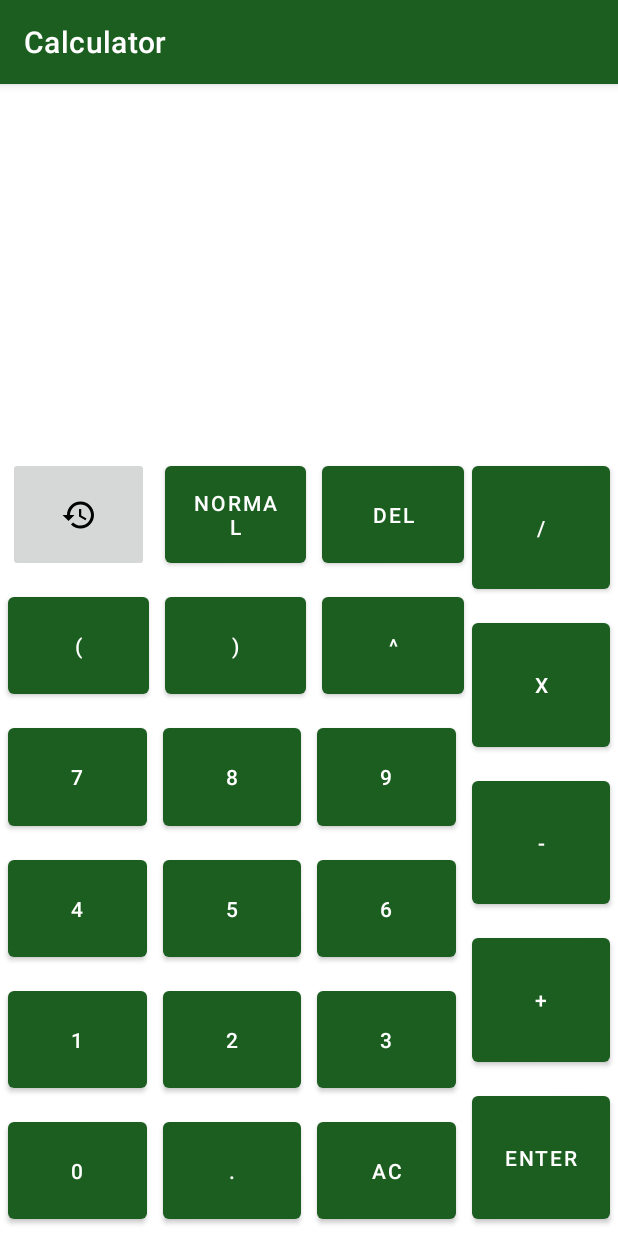
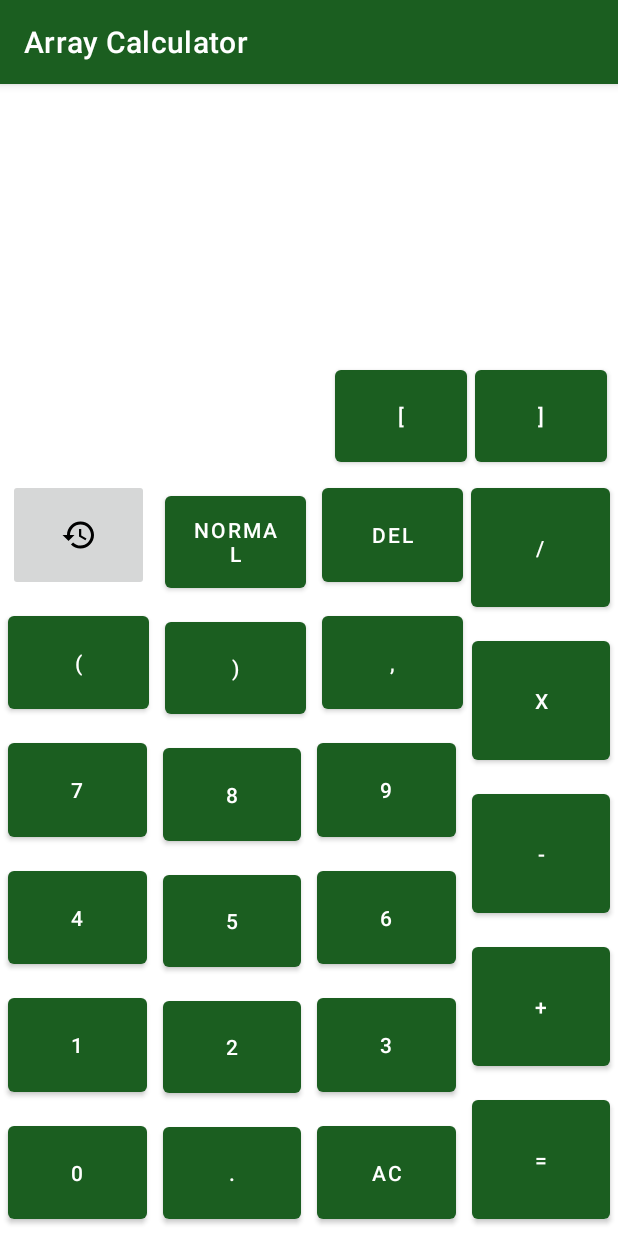
Before and after one commit to ArnavBharti/calculator, an Android app: the Matrix screen opened directly, with no data from a screen before it, on a phone screen of 412 x 824 dp. Run offline under Robolectric (Android 15) with nearby library versions, the phone set to English and light mode, and no system bars.

Commit message:
12/29 evening

```diff
--- a/app/src/main/AndroidManifest.xml
+++ b/app/src/main/AndroidManifest.xml
@@ -3,7 +3,6 @@
     xmlns:tools="http://schemas.android.com/tools">
 
     <application
-        android:name="com.example.calculator.HistoryApplication"
         android:allowBackup="true"
         android:dataExtractionRules="@xml/data_extraction_rules"
         android:fullBackupContent="@xml/backup_rules"
--- a/app/src/main/java/com/example/calculator/array/Matrix.kt
+++ b/app/src/main/java/com/example/calculator/array/Matrix.kt
@@ -8,13 +8,23 @@ import android.widget.ImageButton
 import com.example.calculator.history.History
 import com.example.calculator.standard_calculator.MainActivity
 import com.example.calculator.R
+import com.example.calculator.databinding.ActivityHistoryBinding
+import com.example.calculator.databinding.ActivityMatrixBinding
+import com.example.calculator.standard_calculator.Calculate
 
 class Matrix : AppCompatActivity() {
+    lateinit var binding: ActivityMatrixBinding
     override fun onCreate(savedInstanceState: Bundle?) {
         super.onCreate(savedInstanceState)
-        setContentView(R.layout.activity_matrix)
+        binding = ActivityMatrixBinding.inflate(layoutInflater)
 
-        val buttonClick = findViewById<Button>(R.id.buttonMatrix2)
+
+        setContentView(binding.root)
+
+        title = "Array Calculator"
+
+
+        val buttonClick = findViewById<Button>(R.id.buttonNormal)
         buttonClick.setOnClickListener {
             val intent = Intent(this, MainActivity::class.java)
             startActivity(intent)
@@ -24,5 +34,77 @@ class Matrix : AppCompatActivity() {
             val intent = Intent(this, History::class.java)
             startActivity(intent)
         }
+
+        binding.buttonDel2.setOnClickListener {
+            binding.mainView2.text = "${binding.mainView2.text}".dropLast(1)
+        }
+        binding.buttonOne2.setOnClickListener { binding.mainView2.text = "${binding.mainView2.text}1" }
+        binding.buttonTwo2.setOnClickListener { binding.mainView2.text = "${binding.mainView2.text}2" }
+        binding.buttonThree2.setOnClickListener {
+            binding.mainView2.text = "${binding.mainView2.text}3"
+        }
+        binding.buttonFour2.setOnClickListener {
+            binding.mainView2.text = "${binding.mainView2.text}4"
+        }
+        binding.buttonFive2.setOnClickListener {
+            binding.mainView2.text = "${binding.mainView2.text}5"
+        }
+        binding.buttonSix2.setOnClickListener { binding.mainView2.text = "${binding.mainView2.text}6" }
+        binding.buttonSeven2.setOnClickListener {
+            binding.mainView2.text = "${binding.mainView2.text}7"
+        }
+        binding.buttonEight2.setOnClickListener {
+            binding.mainView2.text = "${binding.mainView2.text}8"
+        }
+        binding.buttonNine2.setOnClickListener {
+            binding.mainView2.text = "${binding.mainView2.text}9"
+        }
+        binding.buttonZero2.setOnClickListener {
+            binding.mainView2.text = "${binding.mainView2.text}0"
+        }
+        binding.buttonAddition2.setOnClickListener {
+            binding.mainView2.text = "${binding.mainView2.text}+"
+        }
+        binding.buttonSubtraction2.setOnClickListener {
+            binding.mainView2.text = "${binding.mainView2.text}-"
+        }
+        binding.buttonMultiplication2.setOnClickListener {
+            binding.mainView2.text = "${binding.mainView2.text}*"
+        }
+        binding.buttonDivision2.setOnClickListener {
+            binding.mainView2.text = "${binding.mainView2.text}/"
+        }
+        binding.buttonPower2.setOnClickListener {
+            binding.mainView2.text = "${binding.mainView2.text},"
+        }
+        binding.buttonEqualsSign2.setOnClickListener {
+            binding.outputBox2.text = ArrayCalculation().calculate(binding.mainView2.text.toString())
+        }
+        binding.buttonOpenParenthesis2.setOnClickListener {
+            binding.mainView2.text = "${binding.mainView2.text}("
+        }
+        binding.buttonCloseParenthesis2.setOnClickListener {
+            binding.mainView2.text = "${binding.mainView2.text})"
+        }
+        binding.buttonDecimal2.setOnClickListener {
+            binding.mainView2.text = "${binding.mainView2.text}."
+        }
+        binding.buttonAllClear2.setOnClickListener {
+            binding.mainView2.text = ""; binding.outputBox2.text = ""
+        }
+        binding.buttonHistory2.setOnClickListener {
+            val intent = Intent(this, History::class.java)
+            startActivity(intent)
+        }
+        binding.buttonNormal.setOnClickListener {
+            val intent = Intent(this, Matrix::class.java)
+            startActivity(intent)
+        }
+
+        binding.buttonSquareOpen.setOnClickListener { binding.mainView2.text = "${binding.mainView2.text}[" }
+        binding.buttonSquareClosed.setOnClickListener { binding.mainView2.text = "${binding.mainView2.text}]" }
+
+
+
     }
 }
--- a/app/src/main/java/com/example/calculator/history/SqlHelper.kt
+++ b/app/src/main/java/com/example/calculator/history/SqlHelper.kt
@@ -18,7 +18,7 @@ class SqlHelper(context:Context): SQLiteOpenHelper(context, DATABASE_NAME, null,
     }
 
     override fun onCreate(p0: SQLiteDatabase?) {
-        val createTblHistory = ("CREATE TABLE " + TBL_HISTORY + "(" + ID + "INTEGER PRIMARY KEY, " + EXPRESSION + "TEXT," + OUTPUT + "TEXT)")
+        val createTblHistory = ("CREATE TABLE $TBL_HISTORY($ID INTEGER PRIMARY KEY, $EXPRESSION TEXT, $OUTPUT TEXT)")
         p0?.execSQL(createTblHistory)
     }
 
--- a/app/src/main/java/com/example/calculator/standard_calculator/MainActivity.kt
+++ b/app/src/main/java/com/example/calculator/standard_calculator/MainActivity.kt
@@ -13,12 +13,13 @@ import com.example.calculator.history.History
 class MainActivity : AppCompatActivity() {
     @SuppressLint("SetTextI18n")
     lateinit var binding: ActivityMainBinding
-    lateinit var holder: ActivityHistoryBinding
+    lateinit var holder:
+            ActivityHistoryBinding
     override fun onCreate(savedInstanceState: Bundle?) {
         super.onCreate(savedInstanceState)
         binding = ActivityMainBinding.inflate(layoutInflater)
         setContentView(binding.root)
-        title = "Calculator by Arnav Bharti"
+        title = "Standard Calculator"
         binding.buttonDel.setOnClickListener {
             binding.mainView.text = "${binding.mainView.text}".dropLast(1)
         }
--- a/app/src/main/res/layout/activity_main.xml
+++ b/app/src/main/res/layout/activity_main.xml
@@ -334,7 +334,7 @@
         android:layout_marginTop="5dp"
         android:layout_marginEnd="5dp"
         android:layout_marginBottom="5dp"
-        android:text="@string/matrix"
+        android:text="ARRAY"
         app:layout_constraintBottom_toTopOf="@+id/buttonCloseParenthesis"
         app:layout_constraintEnd_toStartOf="@+id/buttonDel"
         app:layout_constraintStart_toEndOf="@+id/buttonHistory"
--- a/app/src/main/res/layout/activity_matrix.xml
+++ b/app/src/main/res/layout/activity_matrix.xml
@@ -31,7 +31,7 @@
         android:text="@string/del"
         app:layout_constraintBottom_toTopOf="@+id/buttonPower2"
         app:layout_constraintEnd_toStartOf="@+id/buttonDivision2"
-        app:layout_constraintStart_toEndOf="@+id/buttonMatrix2"
+        app:layout_constraintStart_toEndOf="@+id/buttonNormal"
         app:layout_constraintTop_toBottomOf="@+id/outputBox2" />
 
     <Button
@@ -63,7 +63,7 @@
         app:layout_constraintTop_toBottomOf="@+id/buttonNine2" />
 
     <Button
-        android:id="@+id/buttonMatrix2"
+        android:id="@+id/buttonNormal"
         android:layout_width="0dp"
         android:layout_height="0dp"
         android:layout_marginStart="5dp"
@@ -157,16 +157,21 @@
         android:contentDescription="@string/history"
         android:src="@drawable/ic_baseline_history_24"
         app:layout_constraintBottom_toTopOf="@+id/buttonOpenParenthesis2"
-        app:layout_constraintEnd_toStartOf="@+id/buttonMatrix2"
+        app:layout_constraintEnd_toStartOf="@+id/buttonNormal"
         app:layout_constraintStart_toStartOf="parent"
         app:layout_constraintTop_toBottomOf="@+id/outputBox2" />
 
     <TextView
         android:id="@+id/outputBox2"
         android:layout_width="0dp"
-        android:layout_height="wrap_content"
+        android:layout_height="0dp"
+        android:layout_marginStart="5dp"
+        android:layout_marginTop="5dp"
+        android:layout_marginEnd="5dp"
+        android:layout_marginBottom="5dp"
         android:textSize="25sp"
-        app:layout_constraintEnd_toEndOf="parent"
+        app:layout_constraintBottom_toTopOf="@+id/buttonNormal"
+        app:layout_constraintEnd_toStartOf="@+id/buttonSquareOpen"
         app:layout_constraintStart_toStartOf="parent"
         app:layout_constraintTop_toBottomOf="@+id/mainView2"
         tools:text="Answer" />
@@ -179,7 +184,7 @@
         android:layout_marginTop="5dp"
         android:layout_marginEnd="5dp"
         android:layout_marginBottom="5dp"
-        android:text="@string/enter"
+        android:text="@string/_equalsToSign"
         app:layout_constraintBottom_toBottomOf="parent"
         app:layout_constraintEnd_toEndOf="parent"
         app:layout_constraintStart_toEndOf="@+id/buttonAllClear2"
@@ -211,7 +216,7 @@
         app:layout_constraintBottom_toTopOf="@+id/buttonEight2"
         app:layout_constraintEnd_toStartOf="@+id/buttonPower2"
         app:layout_constraintStart_toEndOf="@+id/buttonOpenParenthesis2"
-        app:layout_constraintTop_toBottomOf="@+id/buttonMatrix2" />
+        app:layout_constraintTop_toBottomOf="@+id/buttonNormal" />
 
     <Button
         android:id="@+id/buttonOpenParenthesis2"
@@ -259,6 +264,9 @@
         android:id="@+id/mainView2"
         android:layout_width="0dp"
         android:layout_height="174dp"
+        android:layout_marginStart="5dp"
+        android:layout_marginTop="5dp"
+        android:layout_marginEnd="5dp"
         android:textAlignment="textStart"
         android:textSize="30sp"
         app:autoSizeMinTextSize="26sp"
@@ -347,20 +355,39 @@
         android:layout_marginTop="5dp"
         android:layout_marginEnd="5dp"
         android:layout_marginBottom="5dp"
-        android:text="@string/_powerSign"
+        android:text=","
         app:layout_constraintBottom_toTopOf="@+id/buttonNine2"
         app:layout_constraintEnd_toStartOf="@+id/buttonMultiplication2"
         app:layout_constraintStart_toEndOf="@+id/buttonCloseParenthesis2"
         app:layout_constraintTop_toBottomOf="@+id/buttonDel2" />
 
-    <TextView
-        android:id="@+id/commandText"
-        android:layout_width="0dp"
-        android:layout_height="wrap_content"
-        android:textSize="25sp"
-        app:layout_constraintBottom_toTopOf="@+id/mainView2"
+    <Button
+        android:id="@+id/buttonSquareClosed"
+        android:layout_width="wrap_content"
+        android:layout_height="0dp"
+        android:layout_marginStart="5dp"
+        android:layout_marginTop="5dp"
+        android:layout_marginEnd="5dp"
+        android:layout_marginBottom="5dp"
+        android:text="]"
+        app:layout_constraintBottom_toTopOf="@+id/buttonDivision2"
         app:layout_constraintEnd_toEndOf="parent"
-        app:layout_constraintStart_toStartOf="parent"
-        app:layout_constraintTop_toTopOf="parent"
-        tools:text="command" />
+        app:layout_constraintStart_toEndOf="@+id/buttonDel2"
+        app:layout_constraintTop_toBottomOf="@+id/mainView2"
+        app:layout_constraintVertical_bias="0.263" />
+
+    <Button
+        android:id="@+id/buttonSquareOpen"
+        android:layout_width="wrap_content"
+        android:layout_height="0dp"
+        android:layout_marginStart="5dp"
+        android:layout_marginTop="5dp"
+        android:layout_marginEnd="5dp"
+        android:layout_marginBottom="5dp"
+        android:text="["
+        app:layout_constraintBottom_toTopOf="@+id/buttonDel2"
+        app:layout_constraintEnd_toStartOf="@+id/buttonSquareClosed"
+        app:layout_constraintStart_toEndOf="@+id/outputBox2"
+        app:layout_constraintTop_toBottomOf="@+id/mainView2" />
+
 </androidx.constraintlayout.widget.ConstraintLayout>
--- a/app/src/main/res/layout/list_item.xml
+++ /dev/null
@@ -1,5 +0,0 @@
-<?xml version="1.0" encoding="utf-8"?>
-<TextView xmlns:android="http://schemas.android.com/apk/res/android"
-    android:id="@+id/item_title"
-    android:layout_width="wrap_content"
-    android:layout_height="wrap_content" />
```
Also changed, not shown: app/src/main/java/com/example/calculator/HistoryApplication.kt (deleted, +0 -8 lines), app/src/main/java/com/example/calculator/array/ArrayCalculation.kt (+56 -11 lines), app/src/main/java/com/example/calculator/history/History.kt (+56 -3 lines), app/src/main/java/com/example/calculator/history/HistoryAdapter.kt (+31 -43 lines), app/src/main/java/com/example/calculator/history/history_database/AppDatabase.kt (deleted, +0 -32 lines), app/src/main/java/com/example/calculator/history/history_database/data/HistoryDao.kt (deleted, +0 -10 lines), app/src/main/java/com/example/calculator/history/history_database/data/HistoryData.kt (deleted, +0 -13 lines), app/src/main/java/com/example/calculator/viewmodels/HistoryViewModel.kt (deleted, +0 -22 lines), app/src/main/res/layout/card_items_std.xml (added, +21 -0 lines).
